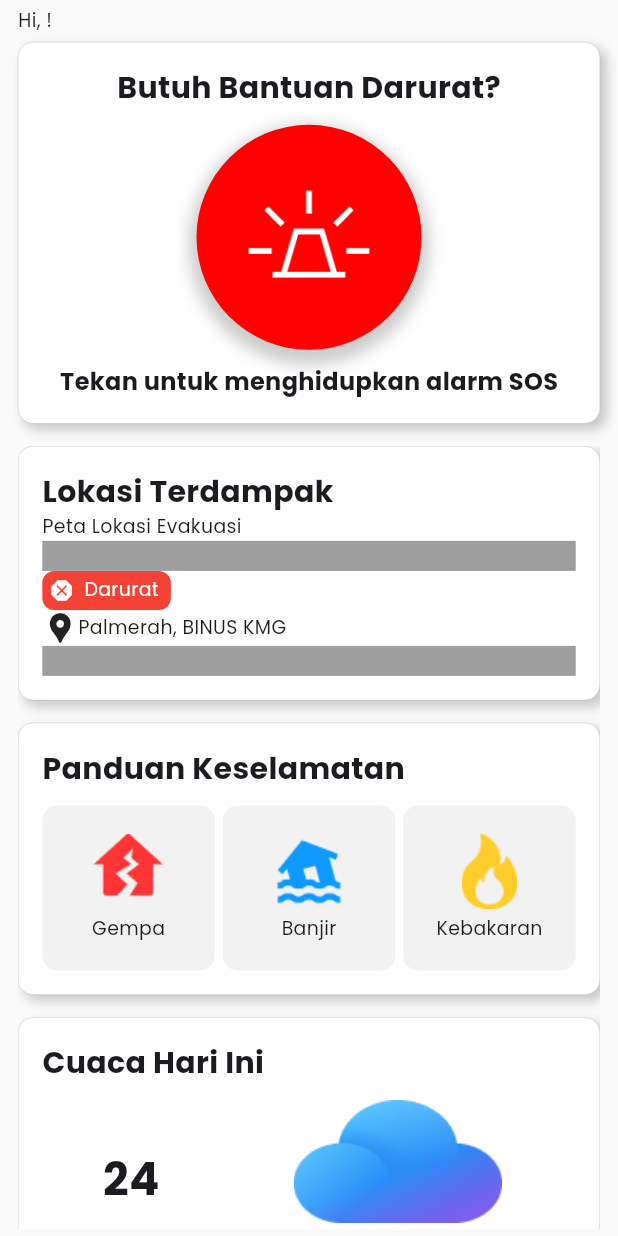
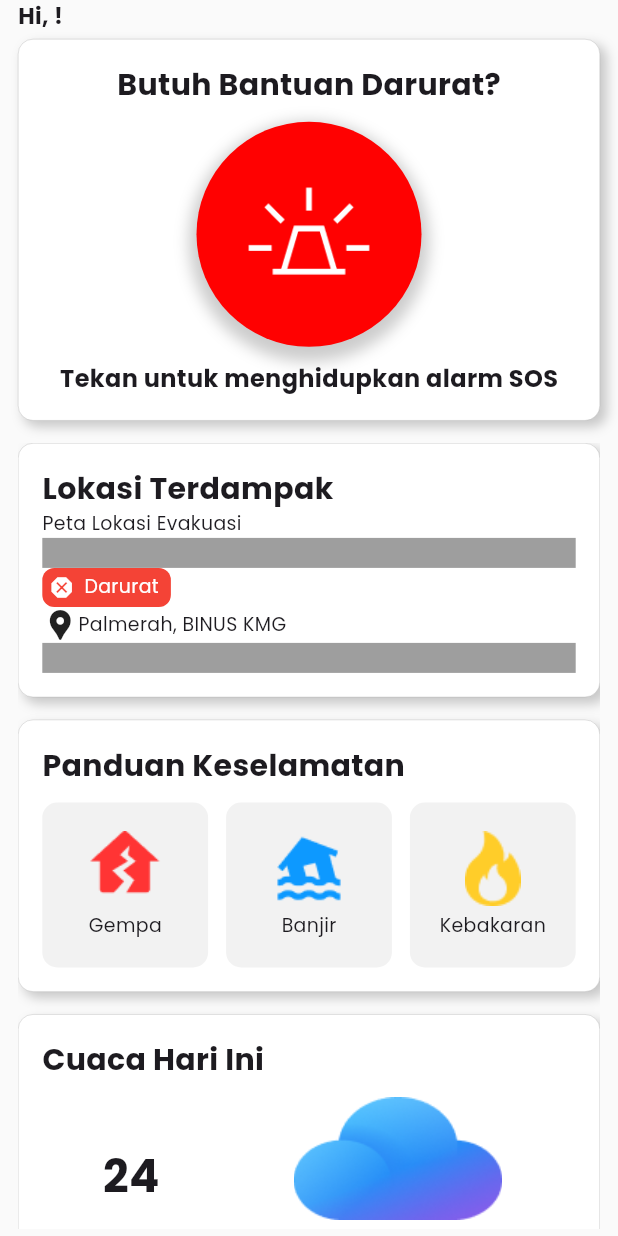
Before and after one commit to ArthurWiryadinata/cepat-tanggap, a Flutter app: the HomePage screen opened directly with empty values, on a phone screen of 412 x 824 dp. Run offline on Flutter 3.47's test engine with Material 3 defaults, Android fonts, the phone set to English and light mode, and no system bars; our stand-ins replace audioplayers, cloud_firestore, firebase_auth, firebase_core, firebase_messaging, geocoding and 4 more; accounts and stored records are empty; network calls fail.

Commit message:
update project

```diff
--- a/lib/screens/home_page.dart
+++ b/lib/screens/home_page.dart
@@ -1,5 +1,8 @@
 import 'package:cepattanggap/controllers/information_controller.dart';
+import 'package:cepattanggap/controllers/panduan_evac_controller.dart';
 import 'package:cepattanggap/controllers/sos_controller.dart';
+import 'package:cepattanggap/screens/panduan_evac.dart';
+import 'package:cepattanggap/widgets/snack_bar_custom.dart';
 import 'package:flutter/material.dart';
 import 'package:get/get.dart';
 
@@ -17,7 +20,7 @@ class HomePage extends StatelessWidget {
     return Scaffold(
       body: Padding(
         padding: EdgeInsets.only(
-          top: Get.mediaQuery.padding.top + 5,
+          top: Get.mediaQuery.padding.top,
           bottom: 5,
           left: 12,
           right: 12,
@@ -25,7 +28,10 @@ class HomePage extends StatelessWidget {
         child: Column(
           crossAxisAlignment: CrossAxisAlignment.start,
           children: [
-            Text("Hi, ${username}!"),
+            Text(
+              "Hi, ${username}!",
+              style: TextStyle(fontSize: 15, fontWeight: FontWeight.bold),
+            ),
             SizedBox(height: 5),
             Container(
               width: double.infinity,
@@ -229,19 +235,26 @@ class HomePage extends StatelessWidget {
                             ),
                             const SizedBox(height: 10),
                             Row(
-                              mainAxisAlignment: MainAxisAlignment.spaceBetween,
                               children: [
-                                DisasterCard(
+                                Expanded(
+                                  child: DisasterCard(
                                     imagePath: 'assets/images/gempa.png',
                                     label: 'Gempa',
                                   ),
-                                DisasterCard(
+                                ),
+                                SizedBox(width: 12),
+                                Expanded(
+                                  child: DisasterCard(
                                     imagePath: 'assets/images/banjir.png',
                                     label: 'Banjir',
                                   ),
-                                DisasterCard(
+                                ),
+                                SizedBox(width: 12),
+                                Expanded(
+                                  child: DisasterCard(
                                     imagePath: 'assets/images/api.png',
                                     label: 'Kebakaran',
+                                  ),
                                 ),
                               ],
                             ),
@@ -370,10 +383,27 @@ class DisasterCard extends StatelessWidget {
 
   @override
   Widget build(BuildContext context) {
+    final panduanEvacController = Get.put(PanduanEvacController());
+
     return GestureDetector(
-      onTap: onTap, // biar bisa diklik kalau nanti dibutuhkan
+      onTap: () async {
+        // ambil data
+        final panduan = await panduanEvacController.fetchPanduan(label);
+
+        // cek kosong
+        if (panduan.panduanDalam.isEmpty && panduan.panduanLuar.isEmpty) {
+          showAppSnackbar(
+            'Data belum tersedia',
+            'Data keselamatan belum tersedia',
+            isSuccess: false,
+          );
+          return;
+        }
+
+        // kalau ada navigasi
+        Get.to(() => PanduanEvac(title: label, panduan: panduan));
+      },
       child: Container(
-        width: 115,
         height: 110,
         decoration: BoxDecoration(
           color: const Color(0xFFF2F2F2),
--- a/lib/screens/login_page.dart
+++ b/lib/screens/login_page.dart
@@ -69,7 +69,7 @@ class LoginPage extends StatelessWidget {
                       ),
                     ),
                     const SizedBox(height: 0),
-                    const Text("Please fill out to continue"),
+                    const Text("Silahkan isi untuk melanjutkan"),
                     const SizedBox(height: 15),
                     const Text("Email"),
                     Container(
@@ -125,7 +125,7 @@ class LoginPage extends StatelessWidget {
                             ),
                             onPressed:
                                 controller.isLoading.value
-                                    ? null // disable tombol saat loading
+                                    ? null
                                     : () {
                                       controller.loginUser();
                                     },
@@ -154,7 +154,7 @@ class LoginPage extends StatelessWidget {
                     Row(
                       mainAxisAlignment: MainAxisAlignment.center,
                       children: [
-                        const Text("Doesn’t have an account yet? "),
+                        const Text("Belum memiliki account? "),
                         GestureDetector(
                           onTap: () {
                             Get.to(SignupPage());
--- a/lib/screens/signup_page.dart
+++ b/lib/screens/signup_page.dart
@@ -75,7 +75,7 @@ class SignupPage extends StatelessWidget {
                             ),
                           ),
                           const SizedBox(height: 0),
-                          const Text("Please fill out to continue"),
+                          const Text("Silahkan isi untuk melanjutkan"),
                           const SizedBox(height: 15),
                           CustomTextField(
                             label: "Email*",
@@ -293,7 +293,7 @@ class SignupPage extends StatelessWidget {
                                 Row(
                                   mainAxisAlignment: MainAxisAlignment.center,
                                   children: [
-                                    const Text("Already have an account? "),
+                                    const Text("Sudah memiliki account? "),
                                     GestureDetector(
                                       onTap: () {
                                         Get.to(LoginPage());
--- a/lib/widgets/snack_bar_custom.dart
+++ b/lib/widgets/snack_bar_custom.dart
@@ -16,7 +16,7 @@ void showAppSnackbar(String title, String message, {bool isSuccess = true}) {
     colorText: Colors.white,
     snackPosition: SnackPosition.TOP,
     borderRadius: 16,
-    margin: const EdgeInsets.symmetric(horizontal: 16, vertical: 10),
+    margin: const EdgeInsets.symmetric(horizontal: 16),
     padding: const EdgeInsets.all(16),
 
     // 🧩 Tambahkan shadow biar lebih menarik
```
Also changed, not shown: lib/controllers/panduan_evac_controller.dart (+0 -10 lines), lib/controllers/profile_controller.dart (+13 -3 lines), lib/controllers/user_controller.dart (+47 -16 lines), lib/main.dart (+3 -91 lines), lib/screens/alert_page.dart (added, +86 -0 lines), lib/screens/panduan_evac.dart (+5 -2 lines), lib/screens/panduan_page.dart (+13 -1 lines), lib/screens/profile_page.dart (+5 -3 lines), 2 other files. Lines whose indentation alone changed are shown as unchanged.
